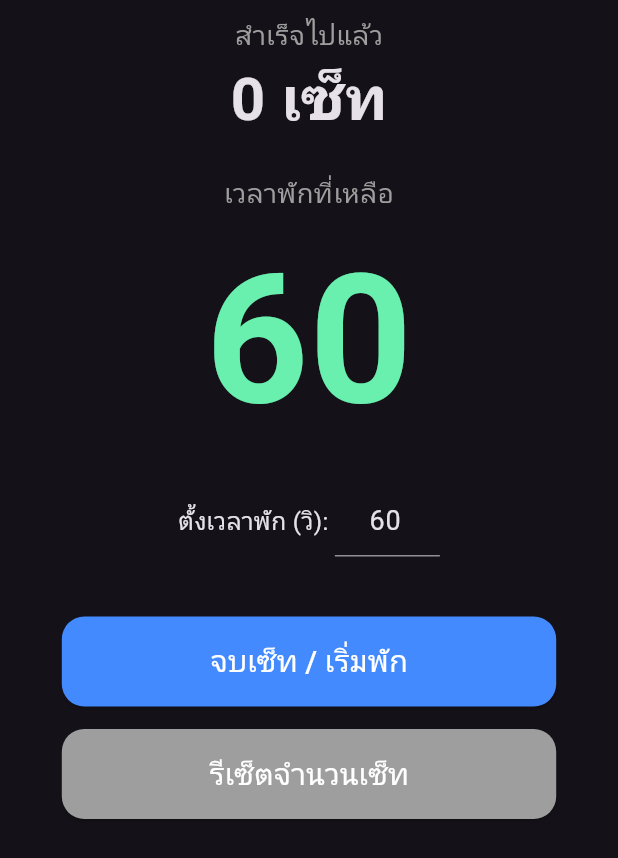
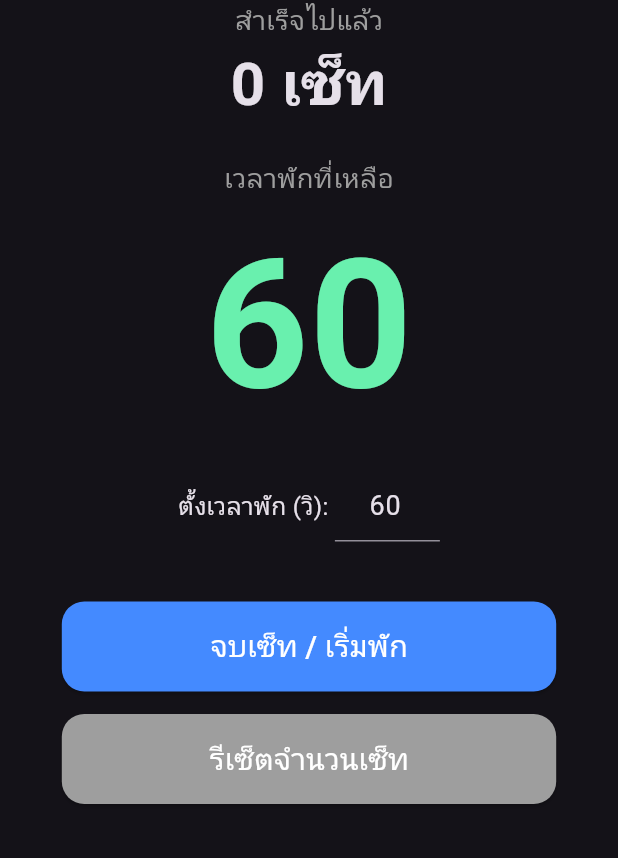
Before and after one commit to victorymark152/CyTimerSetCounter, a Flutter app: the screen it shows after launch, on a phone screen of 412 x 824 dp. Shown: the top 858 px of the screen. Run offline on Flutter 3.47's test engine with Material 3 defaults, Android fonts, the light colour scheme and no system bars.

Commit message:
update layout and remove top spacing

```diff
--- a/lib/main.dart
+++ b/lib/main.dart
@@ -77,7 +77,7 @@ class _WorkoutTimerState extends State<WorkoutTimer> {
                   MainAxisAlignment.start, // เปลี่ยนจาก center เป็น start
               children: [
                 SizedBox(
-                  height: 10,
+                  height: 0,
                 ), // เว้นไว้นิดเดียวแค่ 10 กันตัวหนังสือติดขอบจอเกินไป
                 Text(
                   "สำเร็จไปแล้ว",
```
Also changed, not shown: 2 other files.
